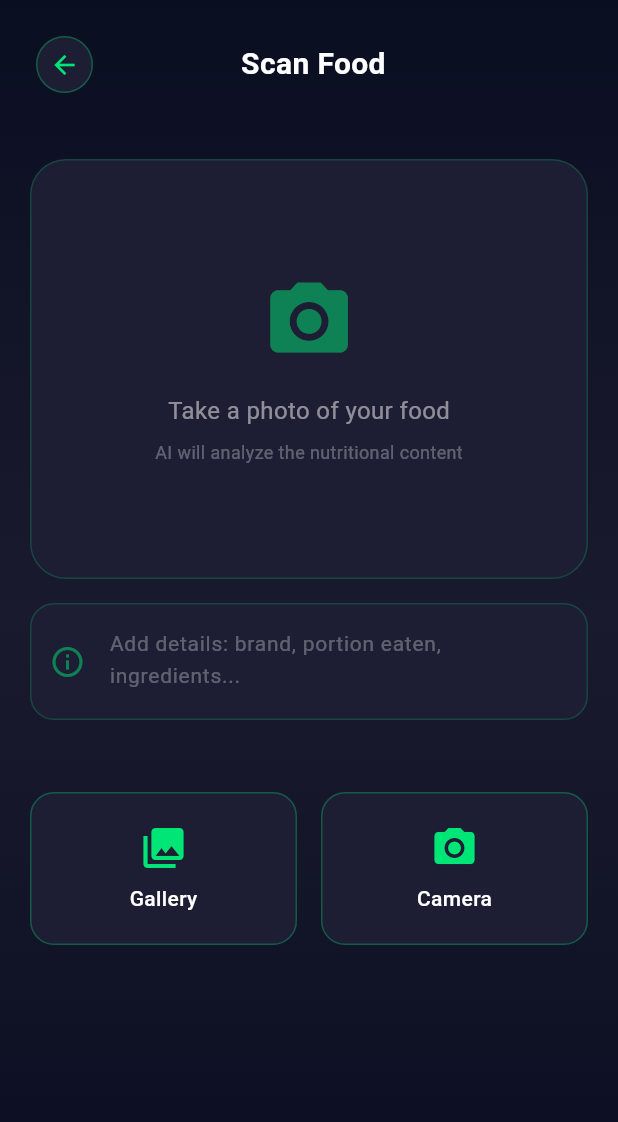
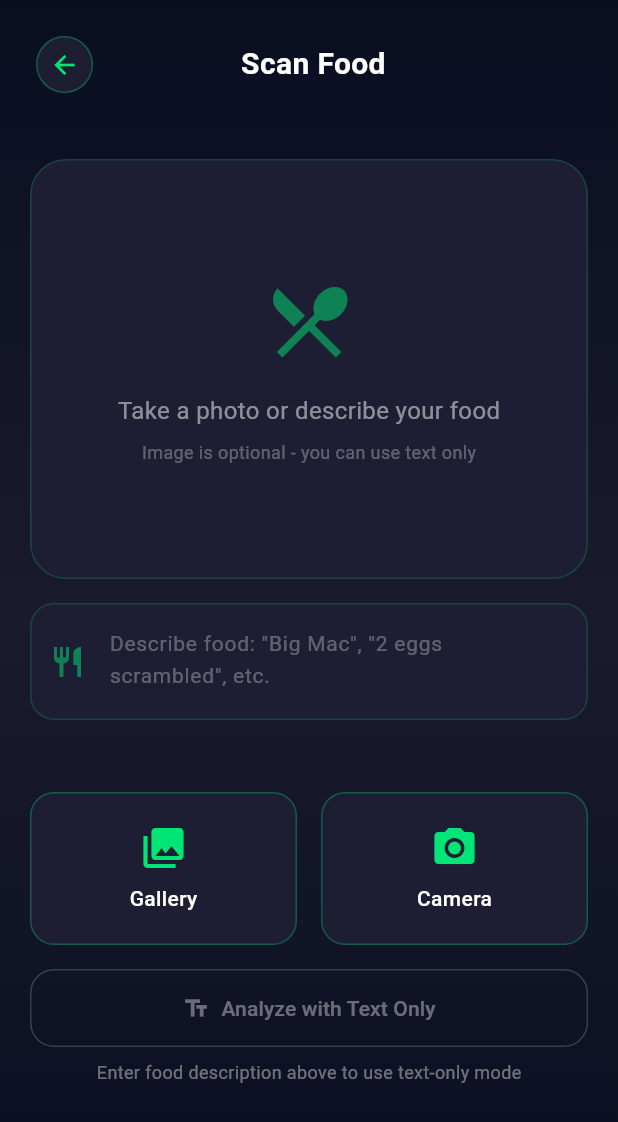
Before and after one commit to Atom5355/caltrac, a Flutter app: the CameraPage screen opened directly, on a phone screen of 412 x 824 dp. Shown: the top 1122 px of the screen. Run offline on Flutter 3.47's test engine with Material 3 defaults, Android fonts, the phone set to English and light mode, and no system bars; our stand-ins replace dio, fl_chart, flutter_local_notifications, flutter_markdown, flutter_secure_storage, image_picker and 6 more; accounts and stored records are empty.

Commit message:
Add markdown changelog, text-only food analysis, food icon

```diff
--- a/lib/pages/camera_page.dart
+++ b/lib/pages/camera_page.dart
@@ -87,6 +87,33 @@ class _CameraPageState extends State<CameraPage> with TickerProviderStateMixin {
             ? additionalContext
             : null,
       );
+
+      setState(() {
+        _analysis = analysis;
+        _isAnalyzing = false;
+      });
+    } catch (e) {
+      setState(() {
+        _error = e.toString();
+        _isAnalyzing = false;
+      });
+    }
+  }
+
+  Future<void> _analyzeTextOnly() async {
+    final description = _contextController.text.trim();
+    if (description.isEmpty) {
+      setState(() => _error = 'Please describe the food you want to analyze');
+      return;
+    }
+
+    setState(() {
+      _isAnalyzing = true;
+      _error = null;
+    });
+
+    try {
+      final analysis = await GeminiService.analyzeFoodTextOnly(description);
 
       setState(() {
         _analysis = analysis;
@@ -242,7 +269,7 @@ class _CameraPageState extends State<CameraPage> with TickerProviderStateMixin {
                         return Transform.scale(
                           scale: _pulseAnimation.value,
                           child: Icon(
-                            Icons.camera_alt,
+                            Icons.restaurant_menu,
                             size: 64,
                             color: const Color(0xFF00E676).withOpacity(0.5),
                           ),
@@ -251,7 +278,7 @@ class _CameraPageState extends State<CameraPage> with TickerProviderStateMixin {
                     ),
                     const SizedBox(height: 16),
                     Text(
-                      'Take a photo of your food',
+                      'Take a photo or describe your food',
                       style: TextStyle(
                         color: Colors.white.withOpacity(0.5),
                         fontSize: 16,
@@ -259,7 +286,7 @@ class _CameraPageState extends State<CameraPage> with TickerProviderStateMixin {
                     ),
                     const SizedBox(height: 8),
                     Text(
-                      'AI will analyze the nutritional content',
+                      'Image is optional - you can use text only',
                       style: TextStyle(
                         color: Colors.white.withOpacity(0.3),
                         fontSize: 12,
@@ -284,13 +311,13 @@ class _CameraPageState extends State<CameraPage> with TickerProviderStateMixin {
         style: const TextStyle(color: Colors.white),
         maxLines: 2,
         decoration: InputDecoration(
-          hintText: 'Add details: brand, portion eaten, ingredients...',
+          hintText: 'Describe food: "Big Mac", "2 eggs scrambled", etc.',
           hintStyle: TextStyle(
             color: Colors.white.withOpacity(0.3),
             fontSize: 14,
           ),
           prefixIcon: Icon(
-            Icons.info_outline,
+            Icons.restaurant,
             color: const Color(0xFF00E676).withOpacity(0.5),
           ),
           border: InputBorder.none,
@@ -300,12 +327,12 @@ class _CameraPageState extends State<CameraPage> with TickerProviderStateMixin {
           ),
         ),
         onChanged: (_) {
-          // Clear previous analysis when context changes
+          // Rebuild to update button state and clear analysis
+          setState(() {
             if (_analysis != null) {
-            setState(() {
               _analysis = null;
+            }
           });
-          }
         },
       ),
     );
@@ -633,7 +660,9 @@ class _CameraPageState extends State<CameraPage> with TickerProviderStateMixin {
   }
 
   Widget _buildCaptureButtons() {
-    return Row(
+    return Column(
+      children: [
+        Row(
           children: [
             Expanded(
               child: _buildCaptureButton(
@@ -648,6 +677,43 @@ class _CameraPageState extends State<CameraPage> with TickerProviderStateMixin {
                 Icons.camera_alt,
                 'Camera',
                 () => _pickImage(ImageSource.camera),
+              ),
+            ),
+          ],
+        ),
+        const SizedBox(height: 16),
+        // Text-only analyze button
+        SizedBox(
+          width: double.infinity,
+          child: OutlinedButton.icon(
+            onPressed: _isAnalyzing || _contextController.text.trim().isEmpty
+                ? null
+                : _analyzeTextOnly,
+            icon: const Icon(Icons.text_fields),
+            label: const Text('Analyze with Text Only'),
+            style: OutlinedButton.styleFrom(
+              foregroundColor: const Color(0xFF00E676),
+              side: BorderSide(
+                color: _contextController.text.trim().isEmpty
+                    ? Colors.grey.withOpacity(0.3)
+                    : const Color(0xFF00E676).withOpacity(0.5),
+              ),
+              padding: const EdgeInsets.symmetric(vertical: 16),
+              shape: RoundedRectangleBorder(
+                borderRadius: BorderRadius.circular(16),
+              ),
+            ),
+          ),
+        ),
+        if (_contextController.text.trim().isEmpty)
+          Padding(
+            padding: const EdgeInsets.only(top: 8),
+            child: Text(
+              'Enter food description above to use text-only mode',
+              style: TextStyle(
+                color: Colors.white.withOpacity(0.4),
+                fontSize: 12,
+              ),
             ),
           ),
       ],
--- a/lib/services/gemini_service.dart
+++ b/lib/services/gemini_service.dart
@@ -5,6 +5,7 @@ class GeminiService {
   static const String workerUrl =
       'https://caltrac-gemini-api.ismaelhernandez5355.workers.dev';
 
+  /// Analyze food with image (image required)
   static Future<NutritionAnalysis> analyzeFood(
     String base64Image, {
     String mimeType = 'image/jpeg',
@@ -26,6 +27,28 @@ class GeminiService {
         return NutritionAnalysis.fromJson(data);
       } else {
         throw Exception('Failed to analyze image: ${response.body}');
+      }
+    } catch (e) {
+      throw Exception('Error analyzing food: $e');
+    }
+  }
+
+  /// Analyze food with text only (no image)
+  static Future<NutritionAnalysis> analyzeFoodTextOnly(
+    String description,
+  ) async {
+    try {
+      final response = await http.post(
+        Uri.parse(workerUrl),
+        headers: {'Content-Type': 'application/json'},
+        body: jsonEncode({'textOnly': true, 'context': description}),
+      );
+
+      if (response.statusCode == 200) {
+        final data = jsonDecode(response.body);
+        return NutritionAnalysis.fromJson(data);
+      } else {
+        throw Exception('Failed to analyze: ${response.body}');
       }
     } catch (e) {
       throw Exception('Error analyzing food: $e');
--- a/pubspec.yaml
+++ b/pubspec.yaml
@@ -16,7 +16,7 @@ publish_to: 'none' # Remove this line if you wish to publish to pub.dev
 # https://developer.apple.com/library/archive/documentation/General/Reference/InfoPlistKeyReference/Articles/CoreFoundationKeys.html
 # In Windows, build-name is used as the major, minor, and patch parts
 # of the product and file versions while build-number is used as the build suffix.
-version: 1.0.6+7
+version: 1.0.7+8
 
 environment:
   sdk: ^3.10.4
@@ -48,6 +48,7 @@ dependencies:
   timezone: ^0.10.1
   local_auth: ^3.0.0
   flutter_secure_storage: ^10.0.0
+  flutter_markdown: ^0.7.7+1
 
 dev_dependencies:
   flutter_test:
```
Also changed, not shown: lib/services/update_service.dart (+85 -21 lines), pubspec.lock, 1 other file. Lines whose indentation alone changed are shown as unchanged.
